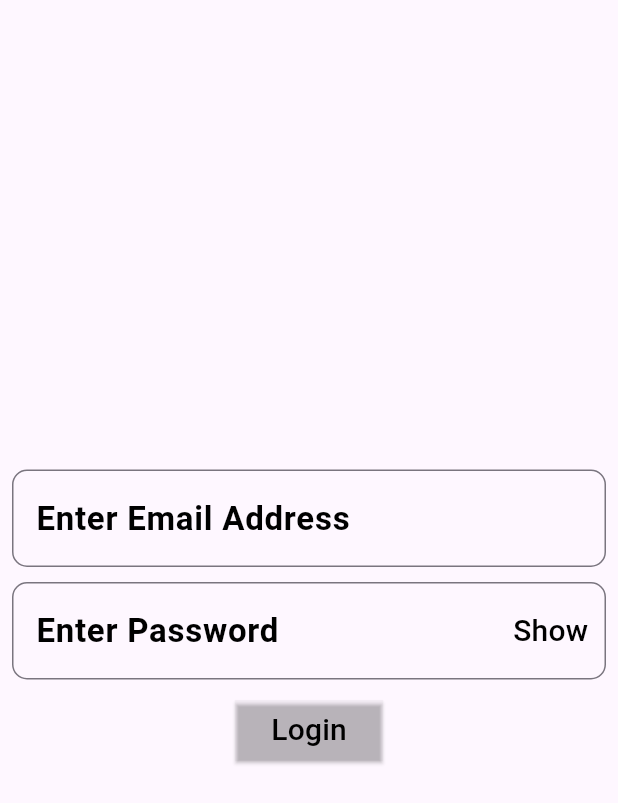
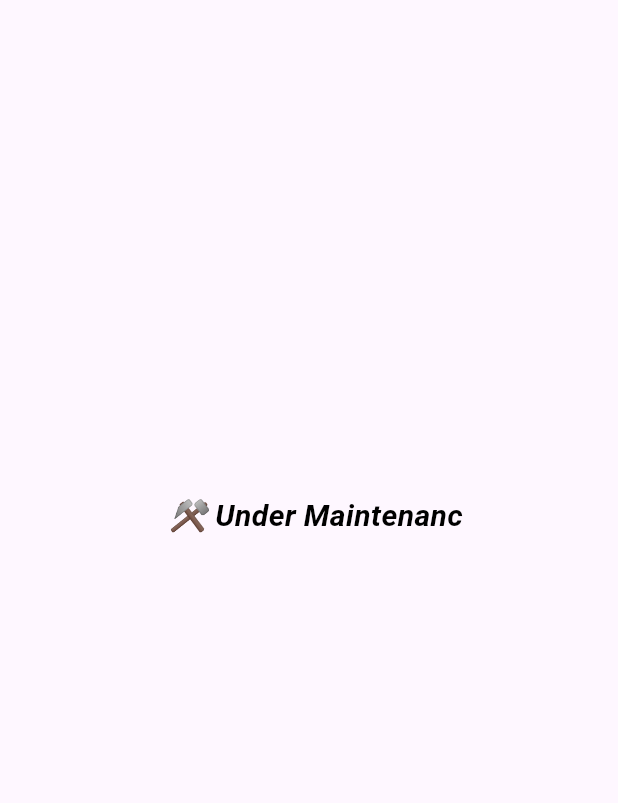
Before and after one commit to sarthakdjoshiFlutterDev30/smart_attend, a Flutter app: the screen it shows after launch, on a phone screen of 412 x 824 dp. Shown: the top 803 px of the screen. Run offline on Flutter 3.47's test engine with Material 3 defaults, Android fonts, the phone set to English and light mode, and no system bars; drawn by our look-alikes of marquee; our stand-ins replace cloud_firestore, csv, firebase_auth, firebase_core, qr_flutter, shared_preferences; missing offline and left inert: dart:html; accounts and stored records are empty.

Commit message:
Add  Maintaince.dart

```diff
--- /dev/null
+++ b/lib/View/Maintaince.dart
@@ -0,0 +1,31 @@
+import 'package:flutter/material.dart';
+import 'package:marquee/marquee.dart';
+
+class Maintenance extends StatelessWidget {
+  const Maintenance({super.key});
+
+  @override
+  Widget build(BuildContext context) {
+    return Scaffold(
+      body: Center(
+        child: SizedBox(
+          width:MediaQuery.of(context).size.width*0.5,
+          height: MediaQuery.of(context).size.height*0.2,
+          child: Marquee(
+            text: "⚒️ Under Maintenance ⚒️  🙏 Thanks For Visit 🙏  🚧 Will Be Back Soon 🚧",
+            style: TextStyle(fontSize: 20,color: Colors.black,fontStyle: FontStyle.italic,fontWeight: FontWeight.bold),
+            scrollAxis: Axis.horizontal,
+            crossAxisAlignment: CrossAxisAlignment.start,
+            velocity: 100.0,
+            pauseAfterRound: Duration(seconds: 1),
+            startPadding: 10.0,
+            accelerationDuration: Duration(seconds: 1),
+            accelerationCurve: Curves.linear,
+            decelerationDuration: Duration(milliseconds: 500),
+            decelerationCurve: Curves.easeOut,
+          ),
+        ),
+      ),
+    );
+  }
+}
--- a/lib/main.dart
+++ b/lib/main.dart
@@ -1,6 +1,7 @@
 import 'package:firebase_core/firebase_core.dart';
 import 'package:flutter/material.dart';
 import 'package:smart_attend/View/Login.dart';
+import 'package:smart_attend/View/Maintaince.dart';
 
 import 'firebase_options.dart';
 
@@ -18,11 +19,11 @@ class MyApp extends StatelessWidget {
   Widget build(BuildContext context) {
     return MaterialApp(
       debugShowCheckedModeBanner: false,
-      title: 'Smart-Attend-Admin',
+      title: 'Smart Attendance Admin',
       theme: ThemeData(
         colorScheme: ColorScheme.fromSeed(seedColor: Colors.deepPurple),
       ),
-      home: Login(),
+      home: Maintenance(),
     );
   }
 }
--- a/pubspec.yaml
+++ b/pubspec.yaml
@@ -47,6 +47,7 @@ dependencies:
   permission_handler: ^12.0.0+1
   csv: ^6.0.0
   shared_preferences: ^2.5.3
+  marquee: ^2.3.0
 
 dev_dependencies:
   flutter_test:
```
Also changed, not shown: pubspec.lock, 4 other files.
